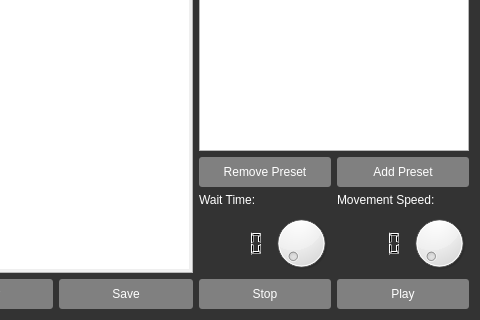
The window that mainwindow.ui (nospam2k/Sony-PTZ-Controller) describes before a commit, drawn with Qt 5; both pictures show x 92 to 572 and y 181 to 501 of the 572 by 501 pixel window.
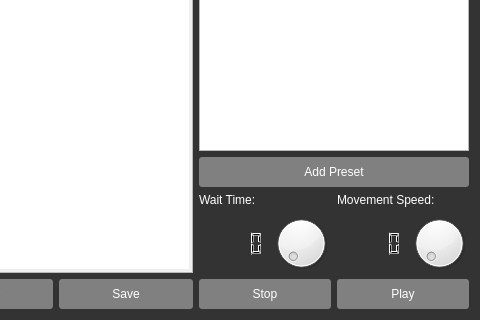
The same window after the commit. Icons and pictures are not drawn.

Diff of the .ui file:
```diff
--- a/mainwindow.ui
+++ b/mainwindow.ui
@@ -363,13 +363,6 @@
           </item>
           <item>
            <layout class="QHBoxLayout" name="horizontalLayout_10">
-            <item>
-             <widget class="QPushButton" name="removePresetBtn">
-              <property name="text">
-               <string>Remove Preset</string>
-              </property>
-             </widget>
-            </item>
             <item>
              <widget class="QPushButton" name="addPresetBtn">
               <property name="text">
```
